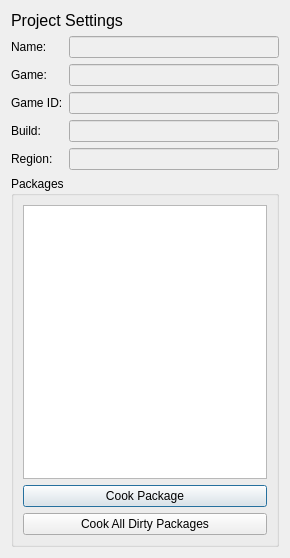
Old version of the form src/Editor/CProjectSettingsDialog.ui in the repository AxioDL/PrimeWorldEditor.
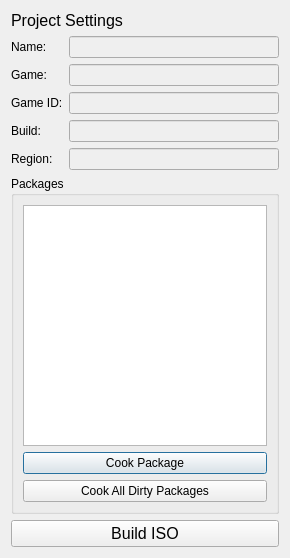
New version of the form.

Diff of the .ui file:
```diff
--- a/src/Editor/CProjectSettingsDialog.ui
+++ b/src/Editor/CProjectSettingsDialog.ui
@@ -141,6 +141,18 @@
      </layout>
     </widget>
    </item>
+   <item>
+    <widget class="QPushButton" name="BuildIsoButton">
+     <property name="font">
+      <font>
+       <pointsize>12</pointsize>
+      </font>
+     </property>
+     <property name="text">
+      <string>Build ISO</string>
+     </property>
+    </widget>
+   </item>
   </layout>
  </widget>
  <resources/>
```
